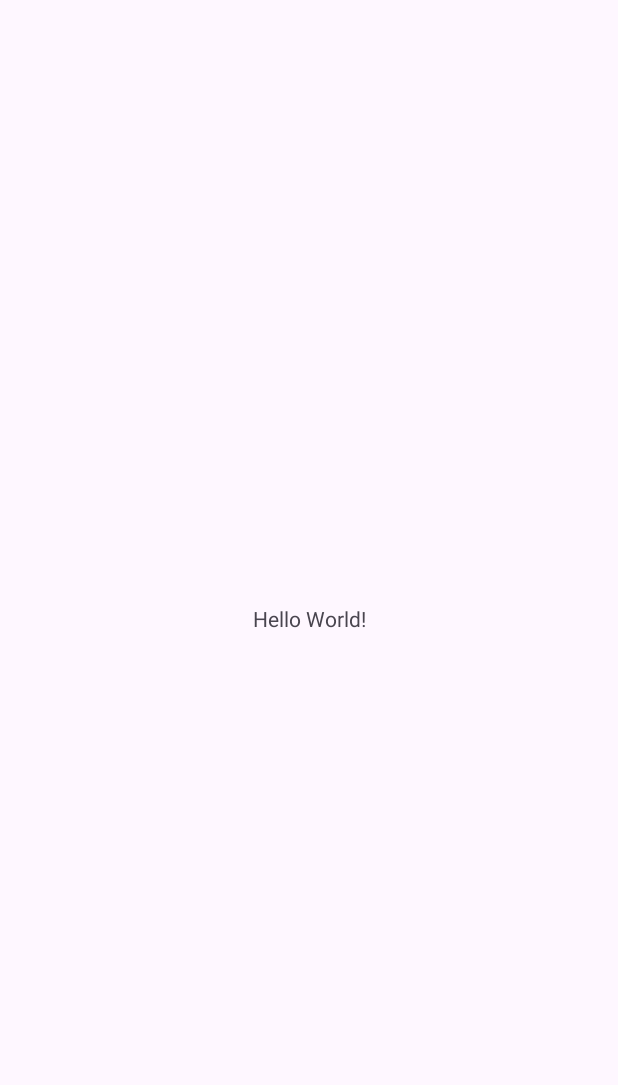
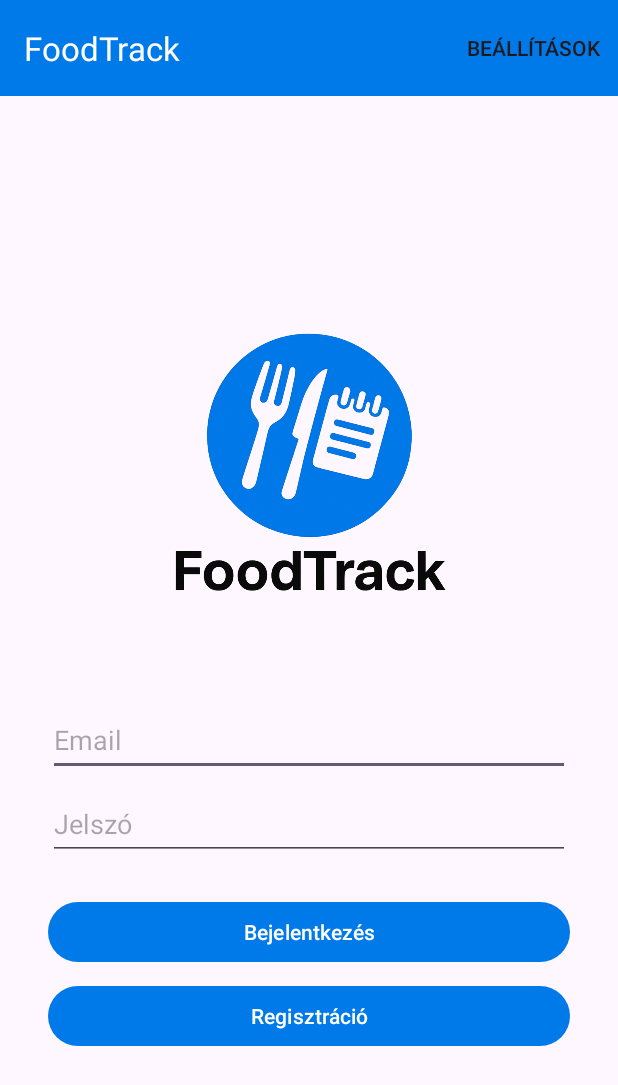
Before and after one commit to zsoltez/foodtrack, an Android app: the screen it shows after launch (MainActivity), on a phone screen of 412 x 824 dp. Before the commit the part shown is almost empty. Shown: the top 1085 px of the screen. Run offline under Robolectric (Android 15) with nearby library versions, the phone set to English and light mode, and no system bars.

Commit message:
Main screen v1, Toolbar test

```diff
--- a/app/src/main/AndroidManifest.xml
+++ b/app/src/main/AndroidManifest.xml
@@ -12,12 +12,12 @@
         android:supportsRtl="true"
         android:theme="@style/Theme.Foodtrack"
         tools:targetApi="31">
+        <!--            android:windowSoftInputMode="adjustResize"-->
         <activity
             android:name=".MainActivity"
             android:exported="true">
             <intent-filter>
                 <action android:name="android.intent.action.MAIN" />
-
                 <category android:name="android.intent.category.LAUNCHER" />
             </intent-filter>
         </activity>
--- a/app/src/main/java/com/example/foodtrack/MainActivity.java
+++ b/app/src/main/java/com/example/foodtrack/MainActivity.java
@@ -1,9 +1,11 @@
 package com.example.foodtrack;
 
 import android.os.Bundle;
+import android.view.Menu;
 
 import androidx.activity.EdgeToEdge;
 import androidx.appcompat.app.AppCompatActivity;
+import androidx.appcompat.widget.Toolbar;
 import androidx.core.graphics.Insets;
 import androidx.core.view.ViewCompat;
 import androidx.core.view.WindowInsetsCompat;
@@ -15,10 +17,22 @@ public class MainActivity extends AppCompatActivity {
         super.onCreate(savedInstanceState);
         EdgeToEdge.enable(this);
         setContentView(R.layout.activity_main);
-        ViewCompat.setOnApplyWindowInsetsListener(findViewById(R.id.main), (v, insets) -> {
+
+        Toolbar toolbar = findViewById(R.id.toolbar);
+        setSupportActionBar(toolbar);
+
+//        ViewCompat.setOnApplyWindowInsetsListener(findViewById(R.id.main), (v, insets) -> {
+        ViewCompat.setOnApplyWindowInsetsListener(toolbar, (v, insets) -> {
             Insets systemBars = insets.getInsets(WindowInsetsCompat.Type.systemBars());
-            v.setPadding(systemBars.left, systemBars.top, systemBars.right, systemBars.bottom);
+            v.setPadding(systemBars.left, systemBars.top, systemBars.right, 0);
             return insets;
         });
+
+    }
+
+    @Override
+    public boolean onCreateOptionsMenu(Menu menu) {
+        getMenuInflater().inflate(R.menu.top_menu, menu);
+        return true;
     }
 }
--- a/app/src/main/res/layout/activity_main.xml
+++ b/app/src/main/res/layout/activity_main.xml
@@ -7,13 +7,84 @@
     android:layout_height="match_parent"
     tools:context=".MainActivity">
 
-    <TextView
-        android:layout_width="wrap_content"
+
+    <androidx.appcompat.widget.Toolbar
+        android:id="@+id/toolbar"
+        android:layout_width="match_parent"
         android:layout_height="wrap_content"
-        android:text="Hello World!"
-        app:layout_constraintBottom_toBottomOf="parent"
-        app:layout_constraintEnd_toEndOf="parent"
-        app:layout_constraintStart_toStartOf="parent"
+        android:minHeight="?attr/actionBarSize"
+        android:background="?attr/colorPrimary"
+        app:title="@string/app_name"
+        app:titleTextColor="@android:color/white"
         app:layout_constraintTop_toTopOf="parent" />
 
+<!--    <androidx.constraintlayout.widget.Guideline-->
+<!--        android:id="@+id/top_guideline"-->
+<!--        android:layout_width="wrap_content"-->
+<!--        android:layout_height="wrap_content"-->
+<!--        android:orientation="horizontal"-->
+<!--        app:layout_constraintTop_toBottomOf="@id/toolbar" />-->
+<!--        app:layout_constraintGuide_percent="0.15"-->
+
+    <ImageView
+        android:id="@+id/logoImageView"
+        android:layout_width="250dp"
+        android:layout_height="250dp"
+        android:layout_marginTop="0dp"
+        android:src="@drawable/foodtrack_logo"
+        android:contentDescription="@string/app_logo"
+        app:layout_constraintTop_toBottomOf="@+id/toolbar"
+        app:layout_constraintBottom_toTopOf="@+id/emailEditText"
+        app:layout_constraintStart_toStartOf="parent"
+        app:layout_constraintEnd_toEndOf="parent"
+        app:layout_constraintVertical_chainStyle="packed" />
+
+    <EditText
+        android:id="@+id/emailEditText"
+        android:layout_width="match_parent"
+        android:layout_height="wrap_content"
+        android:layout_marginTop="32dp"
+        android:layout_marginStart="32dp"
+        android:layout_marginEnd="32dp"
+        android:hint="@string/email"
+        android:inputType="textEmailAddress"
+        android:minHeight="48dp"
+        app:layout_constraintTop_toBottomOf="@+id/logoImageView"
+        app:layout_constraintBottom_toTopOf="@+id/passwordEditText" />
+
+    <EditText
+        android:id="@+id/passwordEditText"
+        android:layout_width="match_parent"
+        android:layout_height="wrap_content"
+        android:layout_marginTop="8dp"
+        android:layout_marginStart="32dp"
+        android:layout_marginEnd="32dp"
+        android:hint="@string/password"
+        android:inputType="textPassword"
+        android:minHeight="48dp"
+        app:layout_constraintTop_toBottomOf="@id/emailEditText"
+        app:layout_constraintBottom_toTopOf="@id/loginButton" />
+
+    <Button
+        android:id="@+id/loginButton"
+        android:layout_width="match_parent"
+        android:layout_height="wrap_content"
+        android:layout_marginTop="24dp"
+        android:layout_marginStart="32dp"
+        android:layout_marginEnd="32dp"
+        android:text="@string/login"
+        app:layout_constraintTop_toBottomOf="@id/passwordEditText"
+        app:layout_constraintBottom_toBottomOf="@+id/registerButton" />
+
+    <Button
+        android:id="@+id/registerButton"
+        android:layout_width="match_parent"
+        android:layout_height="wrap_content"
+        android:layout_marginTop="8dp"
+        android:layout_marginStart="32dp"
+        android:layout_marginEnd="32dp"
+        android:text="@string/register"
+        app:layout_constraintTop_toBottomOf="@id/loginButton"
+        app:layout_constraintBottom_toBottomOf="parent" />
+
 </androidx.constraintlayout.widget.ConstraintLayout>
--- /dev/null
+++ b/app/src/main/res/menu/top_menu.xml
@@ -0,0 +1,7 @@
+<menu xmlns:android="http://schemas.android.com/apk/res/android"
+    xmlns:app="http://schemas.android.com/apk/res-auto">
+    <item
+        android:id="@+id/action_settings"
+        android:title="Beállítások"
+        app:showAsAction="always" />
+</menu>
--- a/app/src/main/res/values/colors.xml
+++ b/app/src/main/res/values/colors.xml
@@ -1,5 +1,11 @@
 <?xml version="1.0" encoding="utf-8"?>
 <resources>
+    <color name="blue_light">#0079E9</color>
+    <color name="blue_medium">#0056B3</color>
     <color name="black">#FF000000</color>
     <color name="white">#FFFFFFFF</color>
+<!--    <color name="purple_700">#FF3700B3</color>-->
+<!--    <color name="teal_200">#FF03DAC5</color>-->
+<!--    <color name="teal_700">#FF018786</color>-->
+<!--    <color name="red">#FFF00000</color>-->
 </resources>
--- a/app/src/main/res/values/strings.xml
+++ b/app/src/main/res/values/strings.xml
@@ -1,3 +1,8 @@
 <resources>
-    <string name="app_name">foodtrack</string>
+    <string name="app_name">FoodTrack</string>
+    <string name="app_logo">App logo</string>
+    <string name="email">Email</string>
+    <string name="password">Jelszó</string>
+    <string name="login">Bejelentkezés</string>
+    <string name="register">Regisztráció</string>
 </resources>
--- a/app/src/main/res/values/themes.xml
+++ b/app/src/main/res/values/themes.xml
@@ -2,7 +2,12 @@
     <!-- Base application theme. -->
     <style name="Base.Theme.Foodtrack" parent="Theme.Material3.DayNight.NoActionBar">
         <!-- Customize your light theme here. -->
-        <!-- <item name="colorPrimary">@color/my_light_primary</item> -->
+        <item name="colorPrimary">@color/blue_light</item>
+        <item name="colorPrimaryVariant">@color/blue_medium</item>
+        <item name="colorOnPrimary">@color/white</item>
+
+        <!-- Status bar color. -->
+        <item name="android:statusBarColor" tools:targetApi="l">?attr/colorPrimaryVariant</item>
     </style>
 
     <style name="Theme.Foodtrack" parent="Base.Theme.Foodtrack" />
```
Also changed, not shown: app/src/main/res/drawable/foodtrack_logo.png (added).
